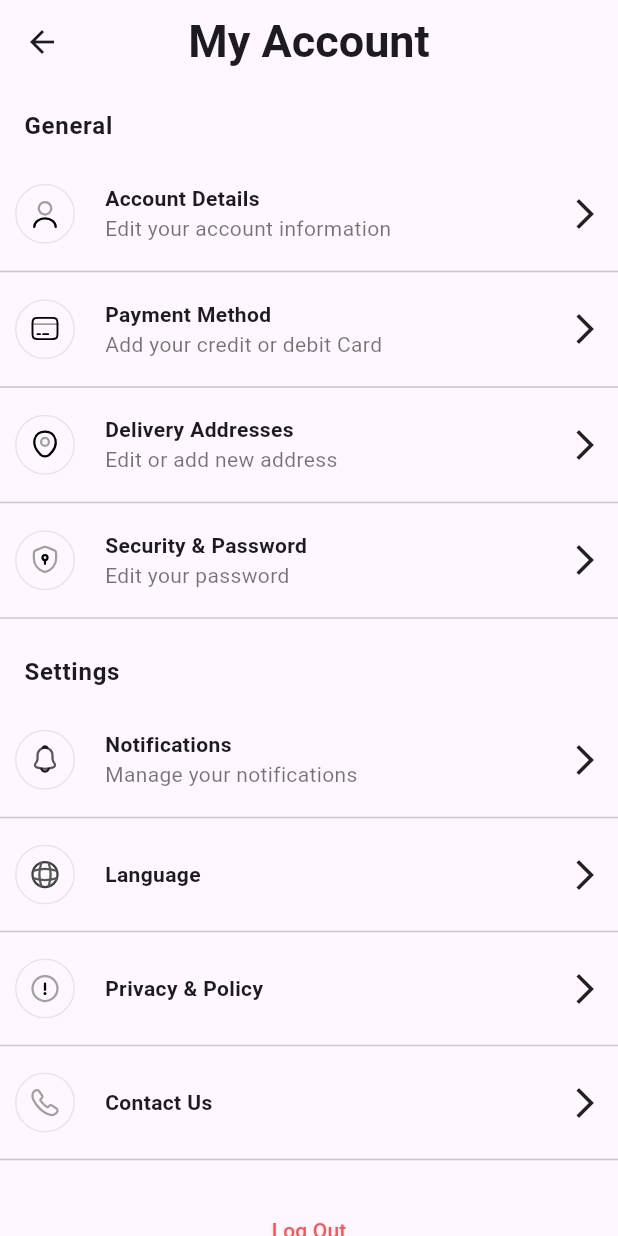
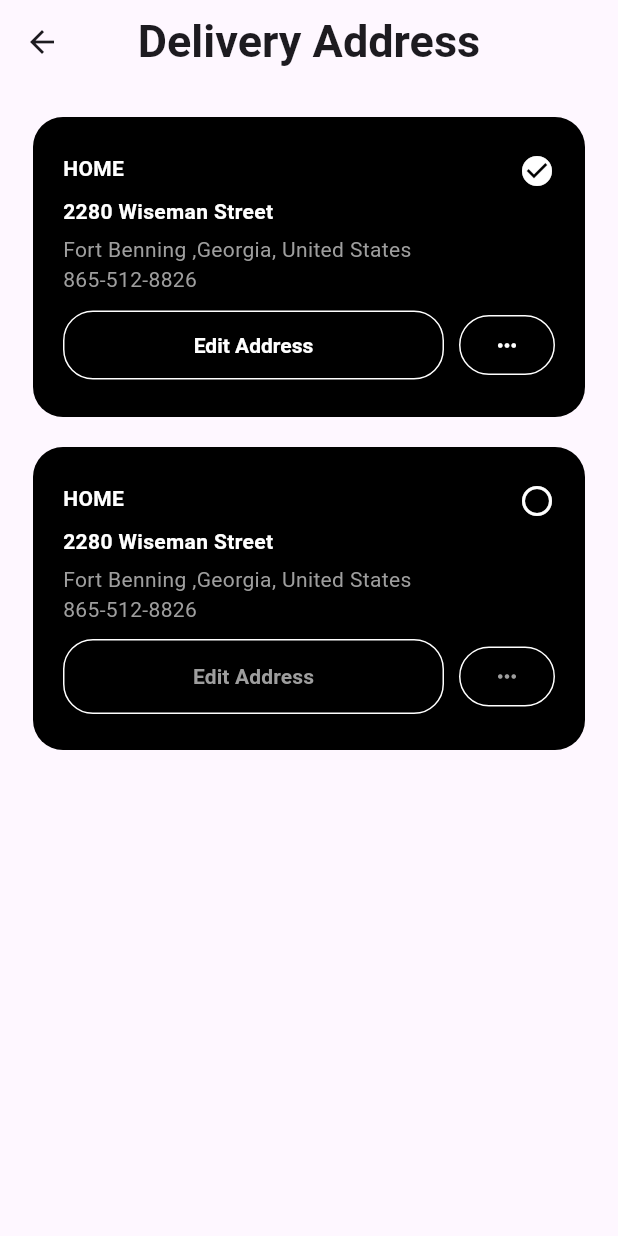
Before and after one commit to debugger-snjy/snapshop, a Flutter app: the MyAccount screen opened by its route, after a tap on "Delivery Addresses", on a phone screen of 412 x 824 dp. Run offline on Flutter 3.47's test engine with Material 3 defaults, Android fonts, the phone set to English and light mode, and no system bars; our stand-ins replace flutter_credit_card, flutter_otp_text_field, flutter_svg.

Commit message:
Added Delivery Address Screen in My Account Page

```diff
--- a/lib/main.dart
+++ b/lib/main.dart
@@ -12,6 +12,7 @@ import 'package:snapshop/screens/cart_screen.dart';
 import 'package:snapshop/screens/category_screen.dart';
 import 'package:snapshop/screens/create_account_screen.dart';
 import 'package:snapshop/screens/create_new_password.dart';
+import 'package:snapshop/screens/delivery_address_screen.dart';
 import 'package:snapshop/screens/forgot_password_screen.dart';
 import 'package:snapshop/screens/home_screen.dart';
 import 'package:snapshop/screens/login_screen.dart';
@@ -62,6 +63,7 @@ class MyApp extends StatelessWidget {
           AppRoutes.addCards:(context)=>const AddMoreCards(),
           AppRoutes.cartPage:(context)=>const CartPage(),
           AppRoutes.orderSuccessPage:(context)=>const OrderSuccessScreen(),
+          AppRoutes.deliveryScreenPage:(context)=>const DeliveryAddress(),
           AppRoutes.newPasswordPage: (context) =>
               const NewPasswordCreateScreen(),
         },
--- /dev/null
+++ b/lib/screens/delivery_address_screen.dart
@@ -0,0 +1,234 @@
+import 'package:flutter/material.dart';
+import 'package:snapshop/widgets/custom_app_bar.dart';
+
+class DeliveryAddress extends StatefulWidget {
+  const DeliveryAddress({super.key});
+
+  @override
+  State<DeliveryAddress> createState() => _DeliveryAddressState();
+}
+
+class _DeliveryAddressState extends State<DeliveryAddress> {
+  @override
+  Widget build(BuildContext context) {
+    return Scaffold(
+        appBar: const CustomAppBar(
+          centreTitle: true,
+          title: "Delivery Address",
+        ),
+        body: Container(
+            padding: const EdgeInsets.all(22.0),
+            child: Column(children: [
+              const SizedBox(
+                width: 10,
+              ),
+              Container(
+                width: MediaQuery.of(context).size.width * 0.9,
+                padding:
+                    const EdgeInsets.symmetric(vertical: 24, horizontal: 20),
+                decoration: BoxDecoration(
+                    color: Colors.black,
+                    borderRadius: BorderRadius.circular(20)),
+                child: Column(
+                  children: [
+                    Column(
+                      crossAxisAlignment: CrossAxisAlignment.start,
+                      children: [
+                        const Row(
+                          mainAxisAlignment: MainAxisAlignment.spaceBetween,
+                          crossAxisAlignment: CrossAxisAlignment.start,
+                          children: [
+                            Text(
+                              "HOME",
+                              style: TextStyle(
+                                  color: Colors.white,
+                                  fontWeight: FontWeight.bold),
+                            ),
+                            Icon(
+                              Icons.check_circle,
+                              color: Colors.white,
+                            )
+                          ],
+                        ),
+                        const SizedBox(
+                          height: 5,
+                        ),
+                        const Text(
+                          "2280 Wiseman Street",
+                          style: TextStyle(
+                              color: Colors.white, fontWeight: FontWeight.bold),
+                        ),
+                        const SizedBox(
+                          height: 5,
+                        ),
+                        const Text(
+                          "Fort Benning ,Georgia, United States\n865-512-8826",
+                          style: TextStyle(color: Colors.grey),
+                        ),
+                        const SizedBox(
+                          height: 10,
+                        ),
+                        Row(
+                          children: [
+                            Expanded(
+                              child: ElevatedButton(
+                                style: ElevatedButton.styleFrom(
+                                  padding: const EdgeInsets.symmetric(
+                                      vertical: 15, horizontal: 20),
+                                  shape: RoundedRectangleBorder(
+                                      borderRadius: BorderRadius.circular(20),
+                                      side: const BorderSide(
+                                          color: Colors.white)),
+                                  backgroundColor: Colors.black,
+                                  surfaceTintColor: Colors.black,
+                                  foregroundColor: Colors.white,
+                                  textStyle: const TextStyle(
+                                      color: Colors.white,
+                                      fontWeight: FontWeight.bold),
+                                ),
+                                onPressed: () {
+                                  // Add functionality here
+                                  // print('Button pressed');
+                                },
+                                child: const Text("Edit Address"),
+                              ),
+                            ),
+                            const SizedBox(
+                              width: 10,
+                            ),
+                            ElevatedButton(
+                              style: ElevatedButton.styleFrom(
+                                padding: const EdgeInsets.symmetric(
+                                    vertical: 10, horizontal: 5),
+                                shape: RoundedRectangleBorder(
+                                    borderRadius: BorderRadius.circular(20),
+                                    side:
+                                        const BorderSide(color: Colors.white)),
+                                backgroundColor: Colors.black,
+                                surfaceTintColor: Colors.black,
+                                foregroundColor: Colors.white,
+                                textStyle: const TextStyle(
+                                    color: Colors.white,
+                                    fontWeight: FontWeight.bold),
+                              ),
+                              onPressed: () {
+                                // Add functionality here
+                                // print('Button pressed');
+                              },
+                              child: const Icon(Icons.more_horiz_rounded),
+                            )
+                          ],
+                        )
+                      ],
+                    ),
+                  ],
+                ),
+              ),
+
+              const SizedBox(
+                height: 20,
+              ),
+
+              //   Second Address
+              Container(
+                width: MediaQuery.of(context).size.width * 0.9,
+                padding:
+                    const EdgeInsets.symmetric(vertical: 24, horizontal: 20),
+                decoration: BoxDecoration(
+                    color: Colors.black,
+                    borderRadius: BorderRadius.circular(20)),
+                child: Column(
+                  children: [
+                    Column(
+                      crossAxisAlignment: CrossAxisAlignment.start,
+                      children: [
+                        const Row(
+                          mainAxisAlignment: MainAxisAlignment.spaceBetween,
+                          crossAxisAlignment: CrossAxisAlignment.start,
+                          children: [
+                            Text(
+                              "HOME",
+                              style: TextStyle(
+                                  color: Colors.white,
+                                  fontWeight: FontWeight.bold),
+                            ),
+                            Icon(
+                              Icons.circle_outlined,
+                              color: Colors.white,
+                            )
+                          ],
+                        ),
+                        const SizedBox(
+                          height: 5,
+                        ),
+                        const Text(
+                          "2280 Wiseman Street",
+                          style: TextStyle(
+                              color: Colors.white, fontWeight: FontWeight.bold),
+                        ),
+                        const SizedBox(
+                          height: 5,
+                        ),
+                        const Text(
+                          "Fort Benning ,Georgia, United States\n865-512-8826",
+                          style: TextStyle(color: Colors.grey),
+                        ),
+                        const SizedBox(
+                          height: 10,
+                        ),
+                        Row(
+                          children: [
+                            Expanded(
+                              child: ElevatedButton(
+                                style: ElevatedButton.styleFrom(
+                                  padding: const EdgeInsets.symmetric(
+                                      vertical: 15, horizontal: 20),
+                                  shape: RoundedRectangleBorder(
+                                      borderRadius: BorderRadius.circular(20),
+                                      side: const BorderSide(
+                                          color: Colors.white)),
+                                  backgroundColor: Colors.black,
+                                  surfaceTintColor: Colors.black,
+                                  foregroundColor: Colors.white,
+                                ),
+                                onPressed: () {
+                                  // Add functionality here
+                                  // print('Button pressed');
+                                },
+                                child: const Text("Edit Address",
+                                    style: TextStyle(
+                                        color: Colors.grey,
+                                        fontWeight: FontWeight.bold)),
+                              ),
+                            ),
+                            const SizedBox(
+                              width: 10,
+                            ),
+                            ElevatedButton(
+                              style: ElevatedButton.styleFrom(
+                                padding: const EdgeInsets.symmetric(
+                                    vertical: 10, horizontal: 5),
+                                shape: RoundedRectangleBorder(
+                                    borderRadius: BorderRadius.circular(20),
+                                    side:
+                                        const BorderSide(color: Colors.white)),
+                                backgroundColor: Colors.black,
+                                surfaceTintColor: Colors.black,
+                                foregroundColor: Colors.white,
+                              ),
+                              onPressed: () {
+                                // Add functionality here
+                                // print('Button pressed');
+                              },
+                              child: const Icon(Icons.more_horiz_rounded,color: Colors.grey,),
+                            )
+                          ],
+                        )
+                      ],
+                    ),
+                  ],
+                ),
+              )
+            ])));
+  }
+}
--- a/lib/screens/my_account_screen.dart
+++ b/lib/screens/my_account_screen.dart
@@ -1,3 +1,4 @@
+import 'package:flutter/cupertino.dart';
 import 'package:flutter/material.dart';
 import 'package:flutter_svg/flutter_svg.dart';
 import 'package:snapshop/utils/app_routes.dart';
@@ -46,7 +47,7 @@ class _MyAccountState extends State<MyAccount> {
              CustomTile(
                  image: SvgPicture.asset('lib/assets/icons/delivery_addresses.svg'),
                  title: StringResources.deliveryAddresses,
-                 subtitle: StringResources.deliveryAddressesDescription, routeName: '',),
+                 subtitle: StringResources.deliveryAddressesDescription, routeName: AppRoutes.deliveryScreenPage,),
              CustomTile(
                  image: SvgPicture.asset('lib/assets/icons/security_and_password.svg'),
                  title: StringResources.securityAndPassword,
--- a/lib/utils/app_routes.dart
+++ b/lib/utils/app_routes.dart
@@ -21,4 +21,5 @@ class AppRoutes{
   static const String addCards = "/addCard";
   static const String cartPage = "/cart";
   static const String orderSuccessPage = "/order/success/";
+  static const String deliveryScreenPage = "/deliveryaddress";
 }
```
Also changed, not shown: lib/widgets/address_item.dart (added).
